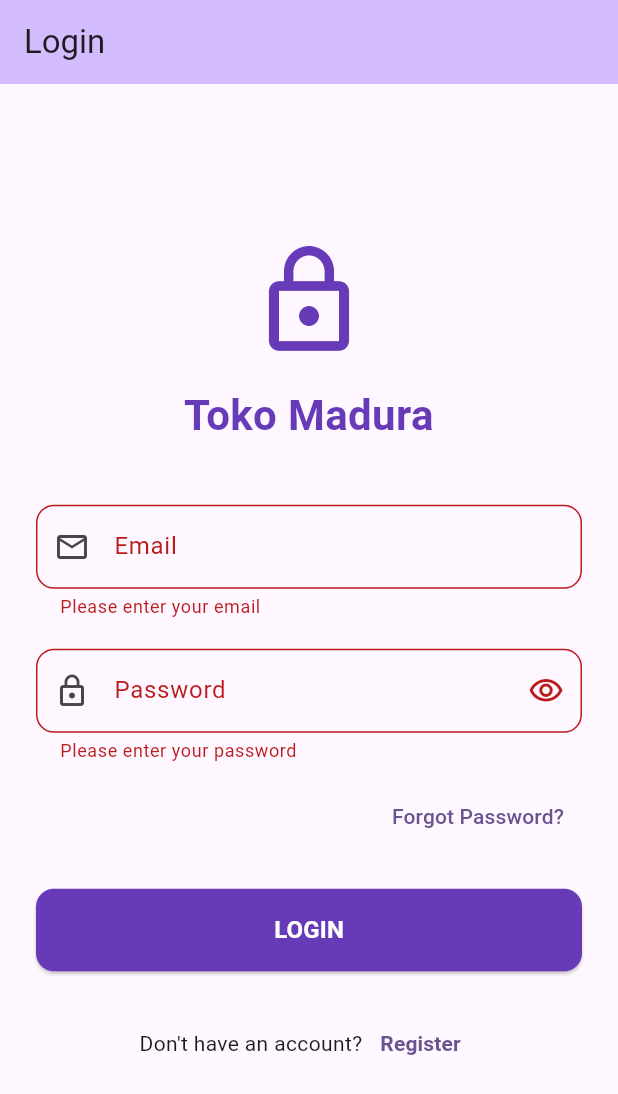
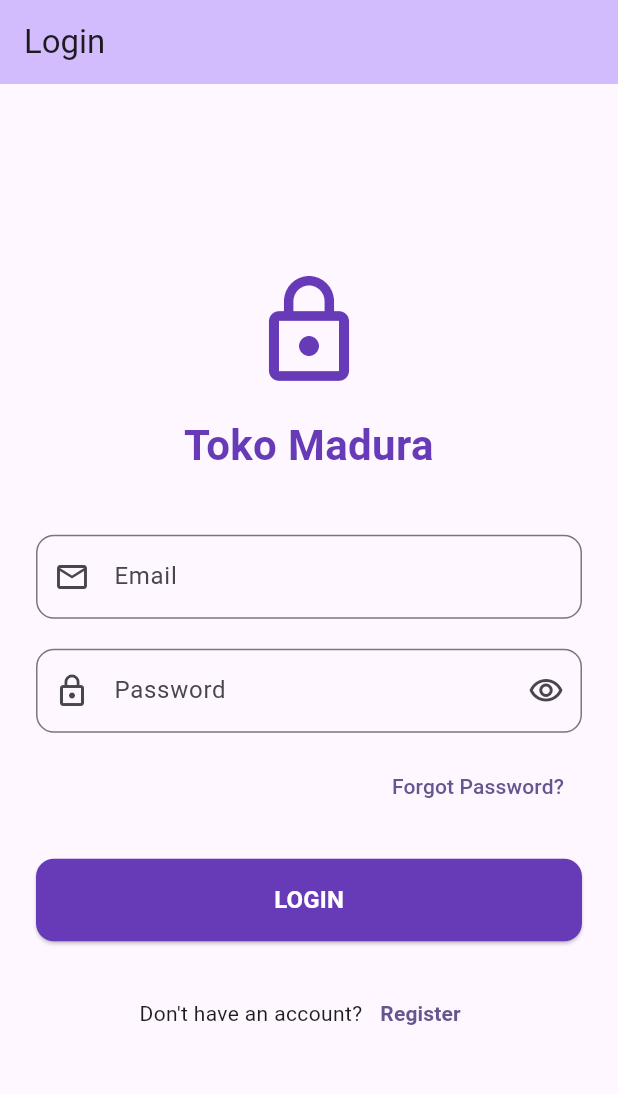
Before and after one commit to siubie/clean_arc_madura, a Flutter app: the screen it shows after launch, after a tap on "LOGIN", on a phone screen of 412 x 824 dp. Shown: the top 1094 px of the screen. Run offline on Flutter 3.47's test engine with Material 3 defaults, Android fonts, the phone set to English and light mode, and no system bars; our stand-ins replace bloc, dartz, dio, equatable, get_it, logger and 1 more.

Commit message:
Remove login handling logic from LoginPage and update button to be non-functional

```diff
--- a/lib/features/auth/presentation/pages/login.dart
+++ b/lib/features/auth/presentation/pages/login.dart
@@ -19,47 +19,6 @@ class _LoginPageState extends State<LoginPage> {
     _emailController.dispose();
     _passwordController.dispose();
     super.dispose();
-  }
-
-  void _handleLogin() async {
-    // Validate the form
-    if (_formKey.currentState!.validate()) {
-      setState(() {
-        _isLoading = true;
-      });
-
-      try {
-        // TODO: Implement actual login logic with your authentication service
-        await Future.delayed(
-          const Duration(seconds: 2),
-        ); // Simulating network request
-
-        if (!mounted) return;
-
-        // Show success message
-        ScaffoldMessenger.of(context).showSnackBar(
-          const SnackBar(
-            content: Text('Login successful!'),
-            backgroundColor: Colors.green,
-          ),
-        );
-      } catch (e) {
-        // Show error message
-        if (!mounted) return;
-        ScaffoldMessenger.of(context).showSnackBar(
-          SnackBar(
-            content: Text('Login failed: ${e.toString()}'),
-            backgroundColor: Colors.red,
-          ),
-        );
-      } finally {
-        if (mounted) {
-          setState(() {
-            _isLoading = false;
-          });
-        }
-      }
-    }
   }
 
   @override
@@ -173,7 +132,7 @@ class _LoginPageState extends State<LoginPage> {
 
                   // Login Button
                   ElevatedButton(
-                    onPressed: _isLoading ? null : _handleLogin,
+                    onPressed: () {},
                     style: ElevatedButton.styleFrom(
                       backgroundColor: Colors.deepPurple,
                       foregroundColor: Colors.white,
@@ -182,17 +141,7 @@ class _LoginPageState extends State<LoginPage> {
                         borderRadius: BorderRadius.circular(12),
                       ),
                     ),
-                    child:
-                        _isLoading
-                            ? const SizedBox(
-                              height: 20,
-                              width: 20,
-                              child: CircularProgressIndicator(
-                                color: Colors.white,
-                                strokeWidth: 3,
-                              ),
-                            )
-                            : const Text(
+                    child: const Text(
                       'LOGIN',
                       style: TextStyle(
                         fontSize: 16,
```
Lines whose indentation alone changed are shown as unchanged.
